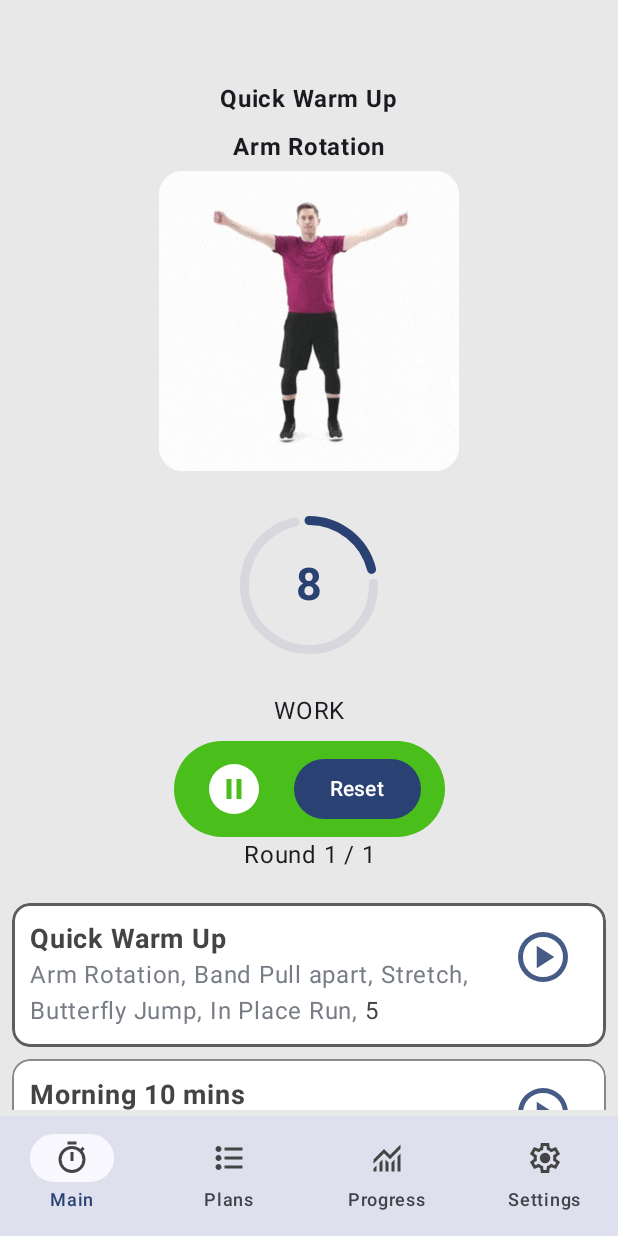
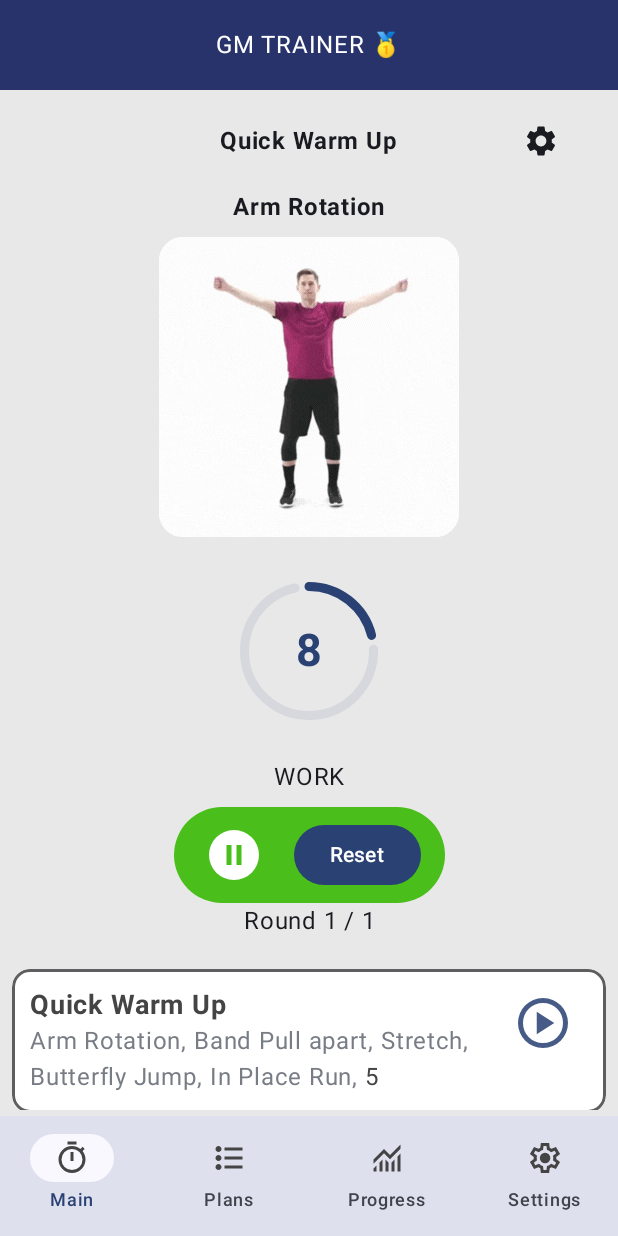
Before and after one commit to mike964/circuit-trainer-jetpack, an Android app built with Jetpack Compose: the screen it shows after launch (MainActivity), after a tap on "Play Pause Icon", on a phone screen of 412 x 824 dp. Run offline under Robolectric (Android 15) with nearby library versions, the light colour scheme and no system bars; our stand-ins replace Room's generated code; libraries missing offline, so code that uses them is left out: coil.decode; pictures from the network do not load; 1 statement that could not run was skipped.

Commit message:
before pop-up dialog

```diff
--- a/app/src/main/java/com/example/gmwrokouttimer/presentation/MainScreen.kt
+++ b/app/src/main/java/com/example/gmwrokouttimer/presentation/MainScreen.kt
@@ -4,16 +4,23 @@ import androidx.compose.foundation.background
 import androidx.compose.foundation.layout.Arrangement
 import androidx.compose.foundation.layout.Box
 import androidx.compose.foundation.layout.Column
+import androidx.compose.foundation.layout.Row
 import androidx.compose.foundation.layout.Spacer
 import androidx.compose.foundation.layout.fillMaxSize
+import androidx.compose.foundation.layout.fillMaxWidth
 import androidx.compose.foundation.layout.height
 import androidx.compose.foundation.layout.padding
 import androidx.compose.foundation.layout.size
+import androidx.compose.material.icons.Icons
+import androidx.compose.material.icons.filled.Settings
+import androidx.compose.material3.IconButton
+import androidx.compose.material3.Icon
 import androidx.compose.material3.Text
 import androidx.compose.runtime.Composable
 import androidx.compose.runtime.collectAsState
 import androidx.compose.runtime.getValue
 import androidx.compose.ui.Alignment
+import androidx.compose.ui.Alignment.Companion.CenterVertically
 import androidx.compose.ui.Modifier
 import androidx.compose.ui.graphics.Color
 import androidx.compose.ui.text.font.FontWeight
@@ -25,7 +32,7 @@ import com.example.gmwrokouttimer.components.CircularTimer
 import com.example.gmwrokouttimer.components.LocalGifExample
 
 @Composable
-fun MainScreen(viewModel: AppViewModel, navController: NavHostController){
+fun MainScreen(viewModel: AppViewModel, navController: NavHostController) {
     val countdownVm = viewModel<CountdownViewModel>()
     val exerciseCounter by countdownVm.exerciseCounter.collectAsState()
     val currentPreset by viewModel.currentPreset.collectAsState()
@@ -41,22 +48,55 @@ fun MainScreen(viewModel: AppViewModel, navController: NavHostController){
     Column(
         modifier = Modifier
             .background(Color(0xFFE8E8E8))
-            .fillMaxSize() // Make the column occupy the whole screen
-            .padding(top = 50.dp),
+            .fillMaxSize(), // Make the column occupy the whole screen
         verticalArrangement = Arrangement.SpaceAround,
         horizontalAlignment = Alignment.CenterHorizontally,
 
-    ) {
-        Text(
-            text = currentPreset.name,
-            fontWeight = FontWeight.Bold,
-            modifier = Modifier.padding(4.dp)
-        )
+        ) {
+        Row(
+            Modifier
+                .fillMaxWidth()
+                .height(60.dp)
+                .background(color = Color(0xFF28336B)),
+            verticalAlignment = CenterVertically,
+            horizontalArrangement = Arrangement.SpaceEvenly,
+        ) {
+            Text("GM TRAINER 🥇", color = Color.White)
+        }
+        Spacer(Modifier.height(10.dp))
+
+
+        // # Current Preset and Exercise)
+        Row(verticalAlignment = CenterVertically) {
+            Box(Modifier.weight(3f)) {}
+            Box(
+                modifier = Modifier.weight(6f),
+                contentAlignment = Alignment.Center,
+            ) {
+                Text(
+                    text = currentPreset.name,
+                    fontWeight = FontWeight.Bold
+                )
+            }
+            Box(Modifier.weight(3f), contentAlignment = Alignment.Center) {
+                IconButton(
+                    onClick = {
+                        // Define the action to take when the button is clicked
+                        println("Settings button clicked!")
+                    }
+                ) {
+                    Icon(
+                        imageVector = Icons.Filled.Settings, // Use a built-in Material icon
+                        contentDescription = "Settings" // Provide content description for accessibility
+                    )
+                }
+            }
+        }
 //                        Text(text = "Current Exercise ID : $currentExerciseId", fontWeight = FontWeight.Bold, modifier = Modifier.padding(4.dp))
         Text(
             text = currentExercise.name,
             fontWeight = FontWeight.Bold,
-            modifier = Modifier.padding(4.dp)
+            modifier = Modifier.padding(8.dp)
         )
 
         LocalGifExample(currentExercise.imageId)
@@ -64,7 +104,7 @@ fun MainScreen(viewModel: AppViewModel, navController: NavHostController){
         Spacer(Modifier.height(16.dp))
 
         // # Remaining time n Rounds circular counters
-        if (isRunning || isPaused || exerciseCounter > 1 ) {
+        if (isRunning || isPaused || exerciseCounter > 1) {
             Box(
                 contentAlignment = Alignment.Center,
                 modifier = Modifier.size(120.dp)
@@ -74,7 +114,7 @@ fun MainScreen(viewModel: AppViewModel, navController: NavHostController){
                     number = null,
                     radius = 56.dp
                 )
-                CircularTimer(1 - (timeRemaining.toFloat() / 10000), timeRemaining , 10)
+                CircularTimer(1 - (timeRemaining.toFloat() / 10000), timeRemaining, 10)
             }
         }
 
```
